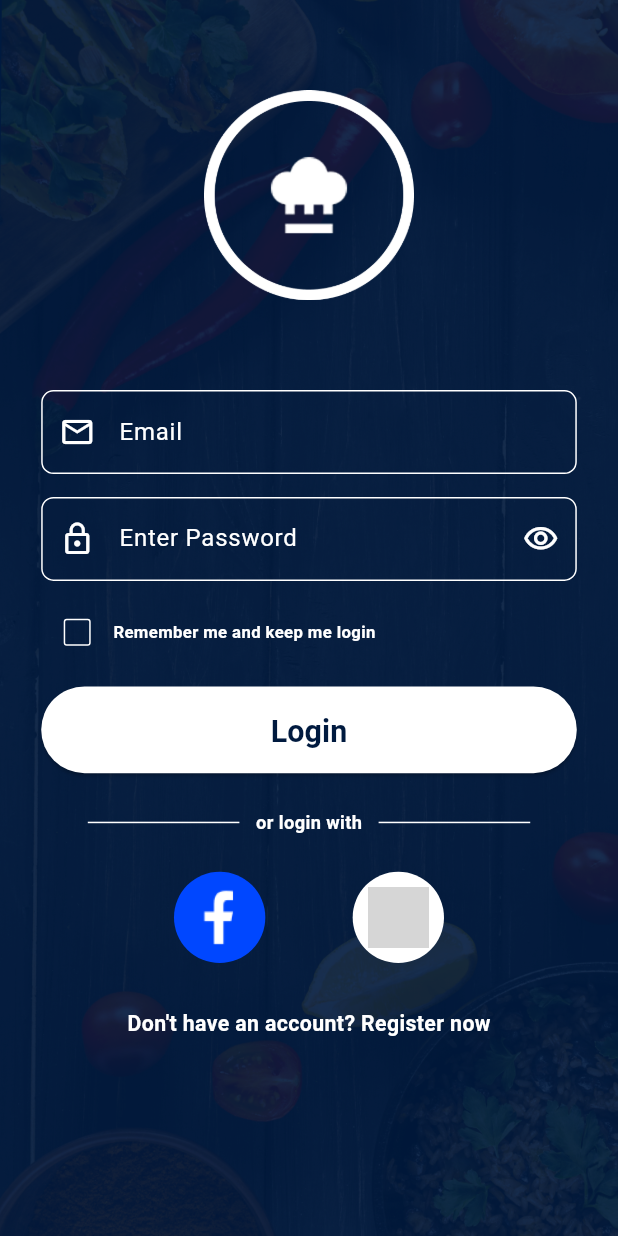
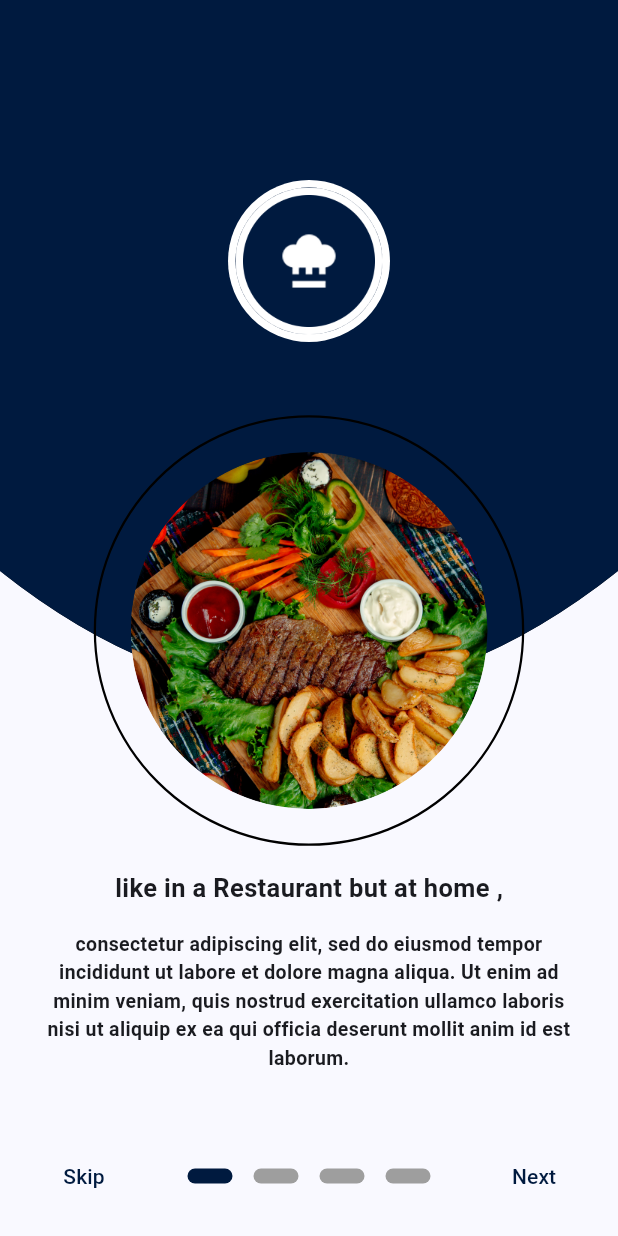
Before and after one commit to Mahmouuddiab/Meal-App, a Flutter app: the screen it shows after launch, on a phone screen of 412 x 824 dp. Run offline on Flutter 3.47's test engine with Material 3 defaults, Android fonts, the phone set to English and light mode, and no system bars; our stand-ins replace dartz, flutter_bloc, flutter_screenutil, gap, get_it, supabase_flutter; accounts and stored records are empty; grey boxes are pictures that could not be loaded.

Commit message:
Add onboarding feature

```diff
--- a/lib/core/Utils/app_images.dart
+++ b/lib/core/Utils/app_images.dart
@@ -2,7 +2,7 @@ class AppImages {
   static String logo = "assets/images/logo.png";
   static String onboarding1 = "assets/images/onboarding1.png";
   static String onboarding2 = "assets/images/onboarding2.png";
-  static String google = "assets/images/google.png";
+  static String google = "assets/images/Google.png";
   static String facebook = "assets/images/facebook.png";
   static String authBackgroung = "assets/images/auth_background.png";
 }
--- a/lib/core/Utils/strings.dart
+++ b/lib/core/Utils/strings.dart
@@ -1,70 +1,70 @@
 class AppStrings {
   //login Strings
-  static String login = 'Login';
-  static String userName = 'User Name';
-  static String userNameValidate = "user name cannot be empty";
-  static String passwordValidate = "password cannot be empty";
-  static String password = 'Enter Password';
-  static String loginError = 'Login Error';
-  static String rememberMe = "Remember me and keep me login";
-  static String orLoginWith = "or login with";
-  static String doNotHaveAccount = "Don't have an account? Register now";
+  static const String login = 'Login';
+  static const String userName = 'User Name';
+  static const String userNameValidate = "user name cannot be empty";
+  static const String passwordValidate = "password cannot be empty";
+  static const String password = 'Enter Password';
+  static const String loginError = 'Login Error';
+  static const String rememberMe = "Remember me and keep me login";
+  static const String orLoginWith = "or login with";
+  static const String doNotHaveAccount = "Don't have an account? Register now";
 
   //Register Strings
-  static String register = 'Register';
-  static String registerError = 'Register Error';
-  static String fullName = 'Full Name';
-  static String fullNameValidate = "Full name cannot be empty";
-  static String email = 'Email';
-  static String emailValidate = "email cannot be empty";
-  static String phone = "Phone";
-  static String phoneValidate = "Phone cannot be empty";
-  static String termsAndConditions =
+  static const String register = 'Register';
+  static const String registerError = 'Register Error';
+  static const String fullName = 'Full Name';
+  static const String fullNameValidate = "Full name cannot be empty";
+  static const String email = 'Email';
+  static const String emailValidate = "email cannot be empty";
+  static const String phone = "Phone";
+  static const String phoneValidate = "Phone cannot be empty";
+  static const String termsAndConditions =
       "By creating an account you agree to terms and conditions";
-  static String haveAccount = "Already have an account? Login";
+  static const String haveAccount = "Already have an account? Login";
 
   //error messages
-  static String ok = "ok";
-  static String cancel = "cancel";
+  static const String ok = "ok";
+  static const String cancel = "cancel";
 
-  static String errorNetwork = "No Internet connection";
-  static String errorUnauthorized = 'Unauthorized access.';
-  static String errorForbidden = 'Forbidden request.';
-  static String errorResource = 'Resource not found.';
-  static String errorServer = 'Server not found.';
-  static String errorInternal =
+  static const String errorNetwork = "No Internet connection";
+  static const String errorUnauthorized = 'Unauthorized access.';
+  static const String errorForbidden = 'Forbidden request.';
+  static const String errorResource = 'Resource not found.';
+  static const String errorServer = 'Server not found.';
+  static const String errorInternal =
       'Internal server error. Please try again later.';
 
   //onboarding Strings
-  static String skip = "Skip";
-  static String next = "Next";
-  static String onboardingTitle1 = "like in a Restaurant but at home";
-  static String onboardingSubtitle1 =
+  static const String skip = "Skip";
+  static const String next = "Next";
+  static const String onboardingTitle1 = "like in a Restaurant but at home";
+  static const String onboardingSubtitle1 =
       ", consectetur adipiscing elit, sed do eiusmod tempor incididunt ut labore et dolore magna aliqua. Ut enim ad minim veniam, quis nostrud exercitation ullamco laboris nisi ut aliquip ex ea qui officia deserunt mollit anim id est laborum.";
-  static String save = "Save";
+  static const String save = "Save";
 
   //drawer
-  static String home = "home";
-  static String favorite = "favorite";
-  static String setting = "setting";
-  static String logout = "logout";
+  static const String home = "home";
+  static const String favorite = "favorite";
+  static const String setting = "setting";
+  static const String logout = "logout";
 
   //meal
-  static String enterIngrediantes = "Enter your ingredients and your goal ";
-  static String search = "Search Recipes";
-  static String summary = "Summary";
-  static String nutrations = "Nutrations";
-  static String protein = "Protein";
-  static String carbs = "Carbs";
-  static String fat = "Fat";
-  static String kcal = "kcal";
-  static String vitamins = "Vitamins";
-  static String ingredients = "Ingredients";
-  static String totalIngredients = "Total ingrediantes";
-  static String instructions = "Instructions";
-  static String totalSteps = "Total steps";
-  static String step = "Step";
-  static String minute = "min";
-  static String serving = "serving";
-  static String vegan = "Vegan";
+  static const String enterIngrediantes = "Enter your ingredients and your goal ";
+  static const String search = "Search Recipes";
+  static const String summary = "Summary";
+  static const String nutrations = "Nutrations";
+  static const String protein = "Protein";
+  static const String carbs = "Carbs";
+  static const String fat = "Fat";
+  static const String kcal = "kcal";
+  static const String vitamins = "Vitamins";
+  static const String ingredients = "Ingredients";
+  static const String totalIngredients = "Total ingrediantes";
+  static const String instructions = "Instructions";
+  static const String totalSteps = "Total steps";
+  static const String step = "Step";
+  static const String minute = "min";
+  static const String serving = "serving";
+  static const String vegan = "Vegan";
 }
--- a/lib/core/routing/app_router.dart
+++ b/lib/core/routing/app_router.dart
@@ -1,6 +1,7 @@
 import 'package:flutter/material.dart';
 import 'package:meal_app/features/auth/presentation/screens/login_screen.dart';
 import 'package:meal_app/features/auth/presentation/screens/register.dart';
+import 'package:meal_app/features/on_boarding_feature/presentation/screens/on_boarding_screen.dart';
 import 'app_routes.dart';
 
 class AppRouter {
@@ -10,6 +11,8 @@ class AppRouter {
         return MaterialPageRoute(builder: (_) => const LoginScreen());
       case AppRoutes.register:
         return MaterialPageRoute(builder: (_) => const Register());
+      case AppRoutes.onboarding:
+        return MaterialPageRoute(builder: (_) => const OnBoardingScreen());
       default:
         return MaterialPageRoute(
           builder: (_) => const Scaffold(body: Center(child: Text("Not Found"))),
--- a/lib/core/routing/app_routes.dart
+++ b/lib/core/routing/app_routes.dart
@@ -1,4 +1,5 @@
 class AppRoutes {
   static const String login = '/login';
   static const String register = '/register';
+  static const String onboarding = '/onboarding';
 }
--- /dev/null
+++ b/lib/features/on_boarding_feature/presentation/screens/on_boarding_screen.dart
@@ -0,0 +1,118 @@
+import 'package:flutter/material.dart';
+import 'package:flutter/services.dart';
+import '../../../../core/Utils/strings.dart';
+import '../../../../core/routing/app_routes.dart';
+import '../widgets/on_boarding_four.dart';
+import '../widgets/on_boarding_one.dart';
+import '../widgets/on_boarding_page_indicator.dart';
+import '../widgets/on_boarding_three.dart';
+import '../widgets/on_boarding_two.dart';
+
+class OnBoardingScreen extends StatefulWidget {
+  const OnBoardingScreen({super.key});
+
+
+  @override
+  State<StatefulWidget> createState() => _OnBoardingScreenState();
+}
+
+class _OnBoardingScreenState extends State<OnBoardingScreen>{
+
+  int index = 0;
+  final PageController _pageViewController = PageController();
+
+@override
+void initState() {
+  super.initState();
+  SystemChrome.setPreferredOrientations([
+    DeviceOrientation.portraitUp,
+  ]);
+}
+
+@override
+void dispose() {
+  // Restore system default orientations
+  SystemChrome.setPreferredOrientations(DeviceOrientation.values);
+  _pageViewController.dispose();
+  super.dispose();
+}
+
+
+  @override
+  Widget build(BuildContext context){
+
+    return Scaffold(
+      body: Column(
+        children: [
+          Expanded(
+            child: PageView(
+              controller: _pageViewController,
+              onPageChanged: (value){
+                setState(() {
+                  index = value;
+                });
+              },
+              children: [
+                OnBoardingOne(),
+                OnBoardingTwo(),
+                OnBoardingThree(),
+                OnBoardingFour(),
+              ],
+            ),
+          ),
+
+          Padding(
+            padding: const EdgeInsets.symmetric(horizontal: 24.0, vertical: 16),
+            child: Row(
+              mainAxisAlignment: MainAxisAlignment.spaceBetween,
+              children: [
+                Visibility(
+                  visible:index < 3,
+                  maintainSize: true,
+                  maintainState: true,
+                  maintainAnimation: true,
+                  child: TextButton(
+                    child: const Text(AppStrings.skip),
+                    onPressed: (){
+                      Navigator.pushReplacementNamed(context, AppRoutes.login);
+                    },
+
+                  ),
+                ),
+                Row(
+                  mainAxisSize: MainAxisSize.min,
+                  children: [
+                    OnBoardingPageIndicator(active: index == 0),
+                    const SizedBox(width: 14,),
+                    OnBoardingPageIndicator(active: index == 1),
+                    const SizedBox(width: 14,),
+                    OnBoardingPageIndicator(active: index == 2),
+                    const SizedBox(width: 14,),
+                    OnBoardingPageIndicator(active: index == 3),
+                  ],
+                ),
+                TextButton(
+                  child:Text(index < 3? AppStrings.next : AppStrings.login),
+                  onPressed: (){
+                    _pageViewController.animateToPage(
+                      index+1,
+                      duration: Duration(milliseconds: 250),
+                      curve: Curves.linear
+                    );
+
+                    if(index == 3){
+                      Navigator.pushReplacementNamed(context, AppRoutes.login);
+                    }
+
+
+                  },
+
+                ),
+              ],
+            ),
+          )
+        ],
+      ),
+    );
+  }
+}
--- /dev/null
+++ b/lib/features/on_boarding_feature/presentation/widgets/logo_circle_avatar.dart
@@ -0,0 +1,23 @@
+import 'package:flutter/material.dart';
+import 'package:meal_app/core/Utils/app_images.dart';
+
+import '../../../../core/Utils/app_colors.dart';
+
+
+class LogoCircleAvatar extends StatelessWidget{
+  const LogoCircleAvatar({super.key});
+
+
+  @override
+  Widget build(BuildContext context){
+    return CircleAvatar(
+      backgroundColor:AppColors.white,
+      radius: 54 ,
+      child: CircleAvatar(
+        radius: 49,
+        backgroundColor: AppColors.primary,
+        child: Image.asset(AppImages.logo)
+      ),
+    );
+  }
+}
--- /dev/null
+++ b/lib/features/on_boarding_feature/presentation/widgets/on_boarding_four.dart
@@ -0,0 +1,37 @@
+import 'package:flutter/material.dart';
+import 'logo_circle_avatar.dart';
+import 'on_boarding_image_container.dart';
+import 'on_boarding_text.dart';
+import 'u_shaped_container.dart';
+
+class OnBoardingFour extends StatelessWidget{
+  const OnBoardingFour({super.key});
+
+
+  @override
+  Widget build(BuildContext context){
+    return Column(
+      children: [
+        Stack(
+          clipBehavior: Clip.none,
+          alignment: Alignment.center,
+          children: [
+            UShapedContainer(),
+            Positioned(
+              top: 120,
+              child: LogoCircleAvatar()
+            ),
+            Positioned(
+              bottom: -20,
+              child: OnBoardingImageContainer(imageNumber: 1,)
+            ),
+          ],
+        ),
+        SizedBox(
+          height: 36,
+        ),
+        OnBoardingText(),
+      ],
+    );
+  }
+}
--- /dev/null
+++ b/lib/features/on_boarding_feature/presentation/widgets/on_boarding_image_container.dart
@@ -0,0 +1,36 @@
+import 'package:flutter/material.dart';
+
+import '../../../../core/Utils/app_colors.dart';
+import '../../../../core/Utils/app_images.dart';
+
+class OnBoardingImageContainer extends StatelessWidget {
+
+  final int imageNumber;
+  const OnBoardingImageContainer({required this.imageNumber , super.key});
+
+  @override
+  Widget build(BuildContext context) {
+    return Container(
+      decoration: BoxDecoration(
+        shape: BoxShape.circle,
+        border: Border.all(
+          color: AppColors.black,
+          width: 1.5,  // Lightweight border
+        ),
+      ),
+      padding: EdgeInsets.all(23),  // Space between border and image
+      child: ClipOval(
+        child: SizedBox(
+          height: 238,
+          width: 238,
+          child: Image.asset(
+            imageNumber == 1 ? AppImages.onboarding1 : AppImages.onboarding2 ,
+            fit: BoxFit.cover,
+          ),
+        ),
+      ),
+    );
+  }
+
+
+}
--- /dev/null
+++ b/lib/features/on_boarding_feature/presentation/widgets/on_boarding_one.dart
@@ -0,0 +1,37 @@
+import 'package:flutter/material.dart';
+import 'logo_circle_avatar.dart';
+import 'on_boarding_image_container.dart';
+import 'on_boarding_text.dart';
+import 'u_shaped_container.dart';
+
+class OnBoardingOne extends StatelessWidget{
+  const OnBoardingOne({super.key});
+
+
+  @override
+  Widget build(BuildContext context){
+    return Column(
+      children: [
+        Stack(
+          clipBehavior: Clip.none,
+          alignment: Alignment.center,
+          children: [
+            UShapedContainer(),
+            Positioned(
+              top: 120,
+              child: LogoCircleAvatar()
+            ),
+            Positioned(
+              bottom: -20,
+              child: OnBoardingImageContainer(imageNumber: 1,)
+            ),
+          ],
+        ),
+        SizedBox(
+          height: 36,
+        ),
+        OnBoardingText(),
+      ],
+    );
+  }
+}
--- /dev/null
+++ b/lib/features/on_boarding_feature/presentation/widgets/on_boarding_page_indicator.dart
@@ -0,0 +1,23 @@
+import 'package:flutter/material.dart';
+
+class OnBoardingPageIndicator extends StatelessWidget{
+
+  final bool active;
+  const OnBoardingPageIndicator({required this.active , super.key});
+
+
+  @override
+  Widget build(BuildContext context){
+    return AnimatedContainer(
+      duration: Duration(milliseconds: 250),
+      height: 10,
+      width: 30,
+      decoration: BoxDecoration(
+        color:active ? Color.fromRGBO(0, 26, 63, 1) :  Colors.grey,
+        borderRadius: BorderRadius.circular(100)
+      ),
+
+    );
+  }
+
+}
--- /dev/null
+++ b/lib/features/on_boarding_feature/presentation/widgets/on_boarding_text.dart
@@ -0,0 +1,34 @@
+
+
+import 'package:flutter/material.dart';
+
+class OnBoardingText extends StatelessWidget{
+  @override
+  Widget build(BuildContext context) {
+    return Column(
+      mainAxisSize: MainAxisSize.min,
+      children: [
+        Text(
+          "like in a Restaurant but at home ,",
+          style: TextStyle(
+            fontWeight: FontWeight.w700,
+            fontSize: 17
+          ),
+        ),
+        SizedBox(height:16),
+        Padding(
+          padding: const EdgeInsets.symmetric(horizontal:26),
+          child: Text(
+            style: TextStyle(
+              fontSize: 13,
+              fontWeight: FontWeight.w700
+            ),
+            textAlign: TextAlign.center,
+            "consectetur adipiscing elit, sed do eiusmod tempor incididunt ut labore et dolore magna aliqua. Ut enim ad minim veniam, quis nostrud exercitation ullamco laboris nisi ut aliquip ex ea qui officia deserunt mollit anim id est laborum."
+          ),
+        ),
+      ],
+    );
+  }
+
+}
--- /dev/null
+++ b/lib/features/on_boarding_feature/presentation/widgets/on_boarding_three.dart
@@ -0,0 +1,37 @@
+import 'package:flutter/material.dart';
+import 'logo_circle_avatar.dart';
+import 'on_boarding_image_container.dart';
+import 'on_boarding_text.dart';
+import 'u_shaped_container.dart';
+
+class OnBoardingThree extends StatelessWidget{
+  const OnBoardingThree({super.key});
+
+
+  @override
+  Widget build(BuildContext context){
+    return Column(
+      children: [
+        Stack(
+          clipBehavior: Clip.none,
+          alignment: Alignment.center,
+          children: [
+            UShapedContainer(),
+            Positioned(
+              top: 120,
+              child: LogoCircleAvatar()
+            ),
+            Positioned(
+              bottom: -20,
+              child: OnBoardingImageContainer(imageNumber: 1,)
+            ),
+          ],
+        ),
+        SizedBox(
+          height: 36,
+        ),
+        OnBoardingText(),
+      ],
+    );
+  }
+}
--- /dev/null
+++ b/lib/features/on_boarding_feature/presentation/widgets/on_boarding_two.dart
@@ -0,0 +1,37 @@
+import 'package:flutter/material.dart';
+import 'logo_circle_avatar.dart';
+import 'on_boarding_image_container.dart';
+import 'on_boarding_text.dart';
+import 'u_shaped_container.dart';
+
+class OnBoardingTwo extends StatelessWidget{
+  const OnBoardingTwo({super.key});
+
+
+  @override
+  Widget build(BuildContext context){
+    return Column(
+      children: [
+        Stack(
+          clipBehavior: Clip.none,
+          alignment: Alignment.center,
+          children: [
+            UShapedContainer(),
+            Positioned(
+              top: 120,
+              child: LogoCircleAvatar()
+            ),
+            Positioned(
+              bottom: -20,
+              child: OnBoardingImageContainer(imageNumber: 2,)
+            ),
+          ],
+        ),
+        SizedBox(
+          height: 36,
+        ),
+        OnBoardingText(),
+      ],
+    );
+  }
+}
--- /dev/null
+++ b/lib/features/on_boarding_feature/presentation/widgets/u_shaped_container.dart
@@ -0,0 +1,67 @@
+import 'package:flutter/material.dart';
+
+import '../../../../core/Utils/app_colors.dart';
+
+class UShapedContainer extends StatelessWidget{
+  const UShapedContainer({super.key});
+
+  @override
+  Widget build(BuildContext context){
+    return ClipPath(
+    clipper: _UShapeClipper(),
+    child: Container(
+      decoration: BoxDecoration(
+        color: AppColors.primary,
+        boxShadow: [
+          BoxShadow(
+            offset: Offset(0, 10),
+            blurRadius: 4,
+            color: AppColors.black
+          )
+        ]
+      ),
+
+      height: MediaQuery.of(context).size.height * 0.66,
+      width: double.infinity,
+      )
+    );
+  }
+}
+
+
+class _UShapeClipper extends CustomClipper<Path>{
+
+
+  @override
+  Path getClip(Size size) {
+
+      final path = Path();
+
+      // 1. Start at top-left corner (point A)
+      path.moveTo(0, 0);
+
+      // 2. Draw straight line down left side (point B)
+      path.lineTo(0, size.height * 0.7);
+
+      // 3. First quadratic curve - left half of U (B → C)
+      path.quadraticBezierTo(
+        size.width * 0.5,  // Control point (P1) - pulls curve downward
+        size.height ,        // This is the "depth" of the U
+        size.width ,   // End point (C) - middle bottom
+        size.height * 0.7   // Same height as start point
+      );
+
+      path.lineTo(size.width, 0);
+
+
+      // 6. Close the path (automatically connects E → A)
+      path.close();
+
+      return path;
+
+  }
+
+  @override
+  bool shouldReclip(covariant CustomClipper<Path> oldClipper) => false;
+
+}
--- a/lib/main.dart
+++ b/lib/main.dart
@@ -9,6 +9,7 @@ import 'package:meal_app/features/auth/presentation/bloc/auth_bloc.dart';
 
 void main() async {
   WidgetsFlutterBinding.ensureInitialized();
+
   await initDependices();
   runApp(
     MultiBlocProvider(
@@ -43,7 +44,7 @@ class MyApp extends StatelessWidget {
               primary: AppColors.primary,
             ),
           ),
-          initialRoute: AppRoutes.login,
+          initialRoute: AppRoutes.onboarding,
           onGenerateRoute: AppRouter.generateRoute,
           debugShowCheckedModeBanner: false,
         );
```
Also changed, not shown: assets/images/facebookkk.png (deleted).
